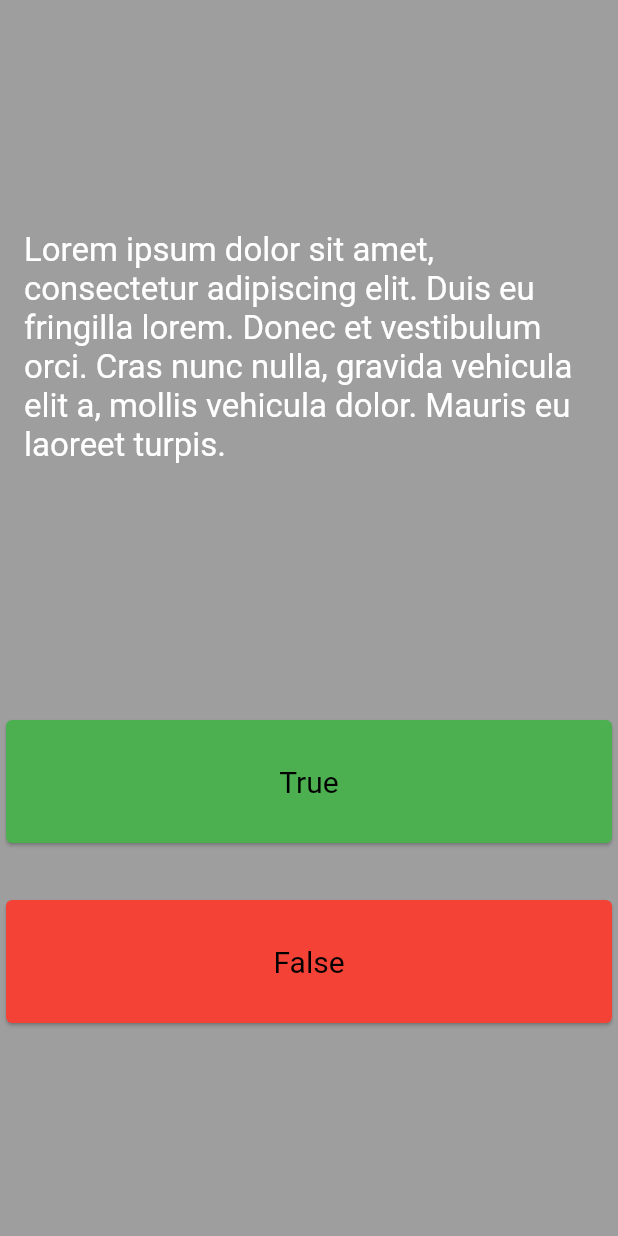
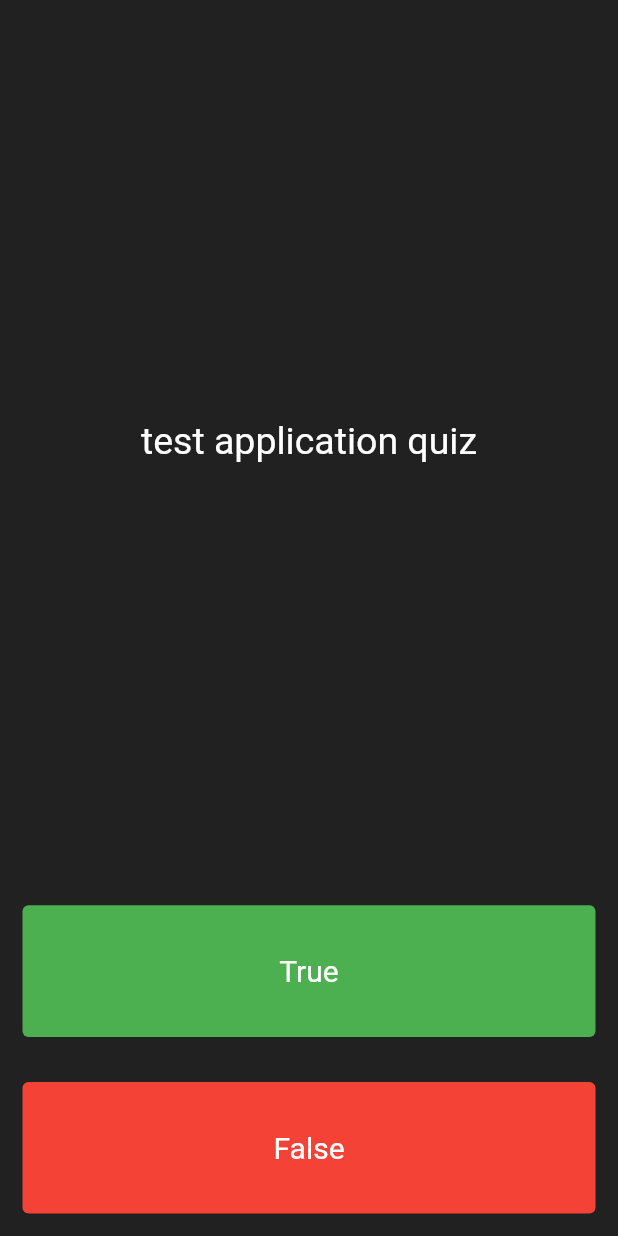
Before and after one commit to imaho-ivou/quizz, a Flutter app: the screen it shows after launch, after a tap on "True", on a phone screen of 412 x 824 dp. Run offline on Flutter 3.47's test engine with Material 2 defaults, Android fonts, the phone set to English and light mode, and no system bars.

Commit message:
restructuration de la structure statique par rapport au consigne

```diff
--- a/lib/main.dart
+++ b/lib/main.dart
@@ -1,70 +1,72 @@
 import 'package:flutter/material.dart';
+import 'package:flutter/rendering.dart';
+import 'package:flutter/widgets.dart';
 
 void main() {
-  runApp(const MyApp());
+  runApp(MyApp());
 }
 
 class MyApp extends StatelessWidget {
-  const MyApp({Key? key}) : super(key: key);
-
   @override
   Widget build(BuildContext context) {
     return MaterialApp(
+      debugShowCheckedModeBanner: false,
       home: Scaffold(
-        backgroundColor: Colors.grey,
+        backgroundColor: Colors.grey.shade900,
         body: Quiz(),
       ),
     );
   }
 }
 
-class Quiz extends StatelessWidget {
-  const Quiz({Key? key}) : super(key: key);
+class Quiz extends StatefulWidget {
+  @override
+  _QuizState createState() => _QuizState();
+}
 
+class _QuizState extends State<Quiz> {
   @override
   Widget build(BuildContext context) {
     return Center(
       child: SafeArea(
         child: Column(
-          mainAxisAlignment: MainAxisAlignment.center,
+          crossAxisAlignment: CrossAxisAlignment.stretch,
           children: [
-            Container(
-              padding: const EdgeInsets.all(16.0),
-              child: Text(
-                "Lorem ipsum dolor sit amet, consectetur adipiscing elit. Duis eu fringilla lorem. Donec et vestibulum orci. Cras nunc nulla, gravida vehicula elit a, mollis vehicula dolor. Mauris eu laoreet turpis.",
-                style: TextStyle(
-                  fontSize: 22,
-                  color: Colors.white,
+            Expanded(
+              flex: 5,
+              child: Center(
+                child: Padding(
+                  padding: EdgeInsets.all(10.0),
+                  child: Text(
+                    'test application quiz',
+                    style: TextStyle(color: Colors.white, fontSize: 25),
+                  ),
                 ),
               ),
             ),
-            Container(
-              margin: EdgeInsets.only(top: 150.0),
-              child: Card(
-                color: Colors.green,
+            Expanded(
+              child: Padding(
+                padding: EdgeInsets.all(15.0),
                 child: TextButton(
                   style: TextButton.styleFrom(
-                    padding: const EdgeInsets.all(16.0),
-                    primary: Colors.black,
-                    textStyle: const TextStyle(fontSize: 20),
+                    backgroundColor: Colors.green,
+                    primary: Colors.white,
+                    textStyle: const TextStyle(
+                      fontSize: 20,
+                    ),
                   ),
-                  onPressed: () {
-                    print('test');
-                  },
+                  onPressed: () {},
                   child: const Text('True'),
                 ),
               ),
-              height: 90.0,
-              width: 750.0,
             ),
-            Container(
-              margin: EdgeInsets.only(top: 30.0),
-              child: Card(
-                color: Colors.red,
+            Expanded(
+              child: Padding(
+                padding: EdgeInsets.all(15.0),
                 child: TextButton(
                   style: TextButton.styleFrom(
-                    padding: const EdgeInsets.all(16.0),
-                    primary: Colors.black,
+                    backgroundColor: Colors.red,
+                    primary: Colors.white,
                     textStyle: const TextStyle(fontSize: 20),
                   ),
                   onPressed: () {
@@ -73,8 +75,6 @@ class Quiz extends StatelessWidget {
                   child: const Text('False'),
                 ),
               ),
-              height: 90.0,
-              width: 750.0,
             ),
           ],
         ),
```
